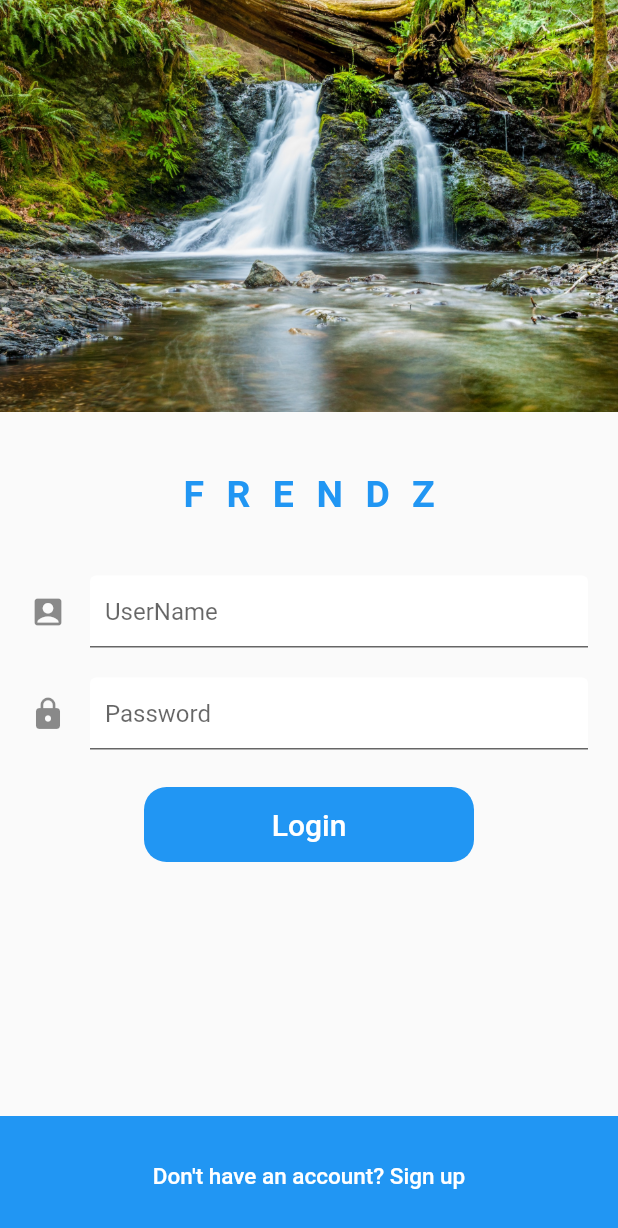
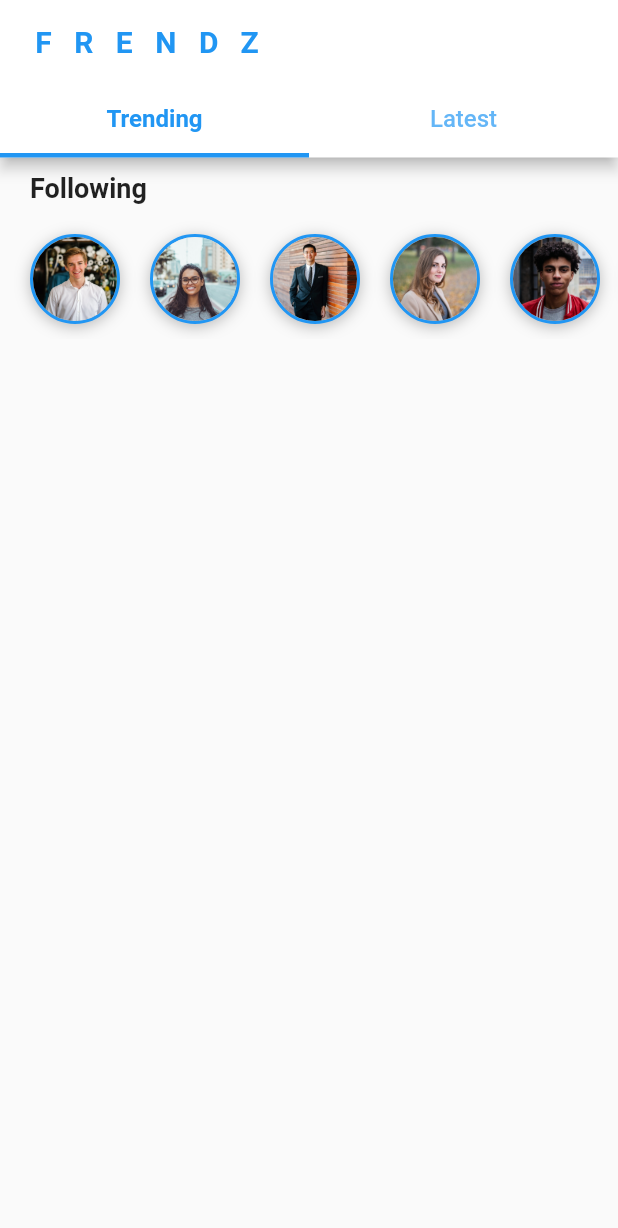
Before and after one commit to souvikbanerjee86/flutter-social-ui, a Flutter app: the screen it shows after launch, after a tap on "Login", on a phone screen of 412 x 824 dp. Shown: the top 1228 px of the screen. Run offline on Flutter 3.47's test engine with Material 2 defaults, Android fonts, the phone set to English and light mode, and no system bars.

Commit message:
Day-1 Done

```diff
--- /dev/null
+++ b/lib/screens/home_screen.dart
@@ -0,0 +1,49 @@
+import 'package:flutter/material.dart';
+import 'package:flutter_social_ui/widgets/following_users.dart';
+
+class HomeScreen extends StatefulWidget {
+  @override
+  _HomeScreenState createState() => _HomeScreenState();
+}
+
+class _HomeScreenState extends State<HomeScreen>
+    with SingleTickerProviderStateMixin {
+  TabController _tabController;
+
+  @override
+  void initState() {
+    // TODO: implement initState
+    _tabController = TabController(length: 2, vsync: this);
+  }
+
+  @override
+  Widget build(BuildContext context) {
+    return Scaffold(
+      appBar: AppBar(
+        brightness: Brightness.light,
+        backgroundColor: Colors.white,
+        iconTheme: IconThemeData(color: Theme.of(context).primaryColor),
+        title: Text(
+          'FRENDZ',
+          style: TextStyle(
+              color: Theme.of(context).primaryColor,
+              fontWeight: FontWeight.bold,
+              letterSpacing: 15.0),
+        ),
+        bottom: TabBar(
+            controller: _tabController,
+            indicatorWeight: 3.0,
+            labelColor: Theme.of(context).primaryColor,
+            labelStyle: TextStyle(fontSize: 16.0, fontWeight: FontWeight.w600),
+            unselectedLabelStyle: TextStyle(fontSize: 16.0),
+            tabs: <Widget>[
+              Tab(text: 'Trending'),
+              Tab(text: 'Latest'),
+            ]),
+      ),
+      body: ListView(
+        children: [FollowingUsers()],
+      ),
+    );
+  }
+}
--- a/lib/screens/login_screen.dart
+++ b/lib/screens/login_screen.dart
@@ -1,5 +1,7 @@
 import 'package:flutter/material.dart';
 import 'package:flutter/services.dart';
+import 'package:flutter_social_ui/screens/home_screen.dart';
+import 'package:flutter_social_ui/widgets/curved_clipper.dart';
 
 class LoginScreen extends StatelessWidget {
   @override
@@ -10,10 +12,13 @@ class LoginScreen extends StatelessWidget {
         height: MediaQuery.of(context).size.height,
         child: Column(
           children: [
-            Image(
-              image: AssetImage('assets/images/login_background.jpg'),
-              height: MediaQuery.of(context).size.height / 3,
-              fit: BoxFit.cover,
+            ClipPath(
+              clipper: CurvedClipper(),
+              child: Image(
+                image: AssetImage('assets/images/login_background.jpg'),
+                height: MediaQuery.of(context).size.height / 3,
+                fit: BoxFit.cover,
+              ),
             ),
             SizedBox(
               height: 40.0,
@@ -58,7 +63,14 @@ class LoginScreen extends StatelessWidget {
               height: 15.0,
             ),
             GestureDetector(
-              onTap: () {},
+              onTap: () {
+                Navigator.pushReplacement(
+                  context,
+                  MaterialPageRoute(
+                    builder: (_) => HomeScreen(),
+                  ),
+                );
+              },
               child: Container(
                 alignment: Alignment.center,
                 height: 50.0,
--- /dev/null
+++ b/lib/widgets/curved_clipper.dart
@@ -0,0 +1,30 @@
+import 'package:flutter/cupertino.dart';
+
+class CurvedClipper extends CustomClipper<Path> {
+  @override
+  Path getClip(Size size) {
+    Path path = Path();
+    path.lineTo(0, (4 * size.height) / 5);
+    Offset curvePoint1 = Offset(size.width / 4, size.height);
+    Offset centerPoint = Offset(size.width / 2, (4 * size.height) / 5);
+
+    path.quadraticBezierTo(
+        curvePoint1.dx, curvePoint1.dy, centerPoint.dx, centerPoint.dy);
+
+    Offset curvePoint2 = Offset((3 * size.width) / 4, (3 * size.height) / 5);
+    Offset centerPoint2 = Offset(size.width, (4 * size.height) / 5);
+
+    path.quadraticBezierTo(
+        curvePoint2.dx, curvePoint2.dy, centerPoint2.dx, centerPoint2.dy);
+
+    path.lineTo(size.width, 0);
+
+    path.close();
+    return path;
+  }
+
+  @override
+  bool shouldReclip(covariant CustomClipper<Path> oldClipper) {
+    return false;
+  }
+}
--- /dev/null
+++ b/lib/widgets/following_users.dart
@@ -0,0 +1,62 @@
+import 'package:flutter/material.dart';
+import 'package:flutter_social_ui/data/data.dart';
+import 'package:flutter_social_ui/models/user_model.dart';
+
+class FollowingUsers extends StatelessWidget {
+  @override
+  Widget build(BuildContext context) {
+    return  Column(
+            crossAxisAlignment: CrossAxisAlignment.start,
+            children: [
+              Padding(
+                padding: const EdgeInsets.fromLTRB(20, 10, 20, 10),
+                child: Text(
+                  "Following",
+                  style: TextStyle(fontSize: 18.0, fontWeight: FontWeight.w600),
+                ),
+              ),
+              Container(
+                height: 80.0,
+                child: ListView.builder(
+                  padding: EdgeInsets.only(left: 10.0),
+                  scrollDirection: Axis.horizontal,
+                  itemBuilder: (BuildContext context, int index) {
+                    User user = users[index];
+                    return GestureDetector(
+                      onTap: () {},
+                      child: Container(
+                        height: 60,
+                        width: 60,
+                        margin: EdgeInsets.all(10),
+                        decoration: BoxDecoration(
+                            boxShadow: [
+                              BoxShadow(
+                                color: Colors.black26,
+                                offset: Offset(0, 2),
+                                blurRadius: 8.0,
+                              )
+                            ],
+                            shape: BoxShape.circle,
+                            border: Border.all(
+                              width: 2.0,
+                              color: Theme.of(context).primaryColor,
+                            )),
+                        child: ClipOval(
+                          child: Image(
+                            fit: BoxFit.cover,
+                            image: AssetImage(user.profileImageUrl),
+                            height: 60,
+                            width: 60,
+                          ),
+                        ),
+                      ),
+                    );
+                  },
+                  itemCount: users.length,
+                ),
+              )
+            ],
+          )
+        ;
+  }
+}
```
